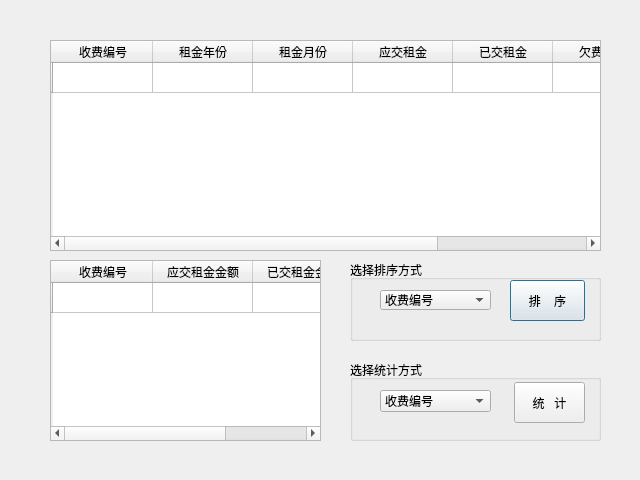
Above: tongji.ui from angeiv/house before the change. Below: the same form after it.
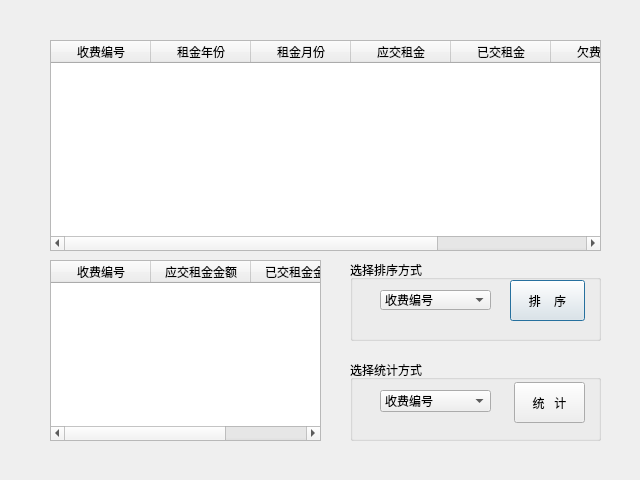
That is the form after the change.

What changed in the file:
```diff
--- a/tongji.ui
+++ b/tongji.ui
@@ -22,11 +22,6 @@
      <height>211</height>
     </rect>
    </property>
-   <row>
-    <property name="text">
-     <string/>
-    </property>
-   </row>
    <column>
     <property name="text">
      <string>收费编号</string>
@@ -113,11 +108,6 @@
      <height>181</height>
     </rect>
    </property>
-   <row>
-    <property name="text">
-     <string/>
-    </property>
-   </row>
    <column>
     <property name="text">
      <string>收费编号</string>
```
